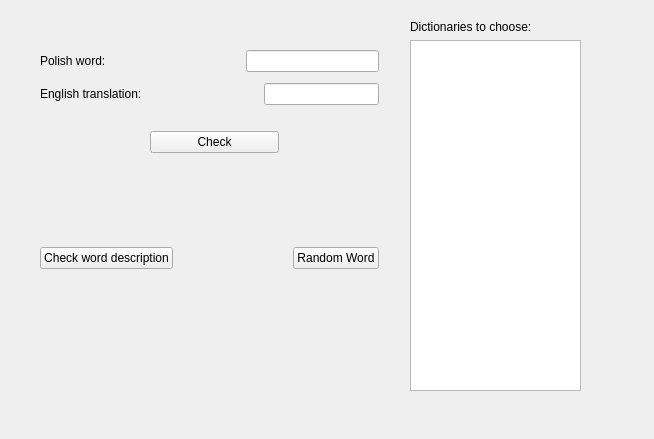
cieslarmichal/glossary, file src/gui/src/view/GuessTab.ui: the form before one commit.
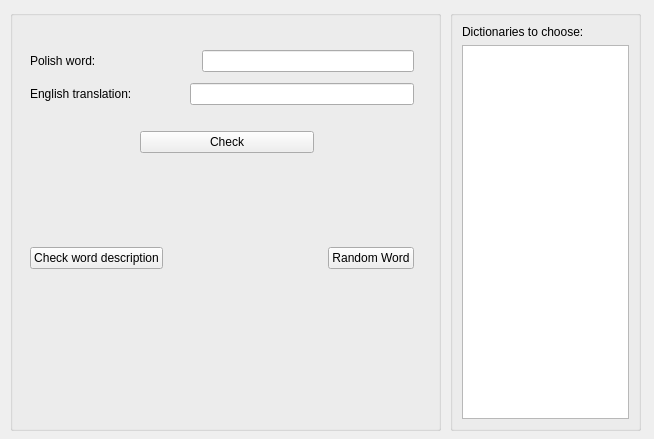
The form after the commit.

```diff
--- a/src/gui/src/view/GuessTab.ui
+++ b/src/gui/src/view/GuessTab.ui
@@ -13,34 +13,24 @@
         <property name="windowTitle">
             <string>Form</string>
         </property>
-        <widget class="QWidget" name="">
+  <widget class="QGroupBox" name="groupBoxGuessWord">
             <property name="geometry">
                 <rect>
-                    <x>410</x>
-                    <y>20</y>
-                    <width>171</width>
-                    <height>371</height>
-                </rect>
-            </property>
-            <layout class="QVBoxLayout" name="verticalLayout_3">
-                <item>
-                    <widget class="QLabel" name="labelDictionaryNames">
-                        <property name="text">
-                            <string>Dictionaries to choose:</string>
-                        </property>
-                    </widget>
-                </item>
-                <item>
-                    <widget class="QListView" name="listWithDictionaryNames"/>
-                </item>
-            </layout>
-        </widget>
-        <widget class="QWidget" name="">
+     <x>10</x>
+     <y>10</y>
+     <width>431</width>
+     <height>421</height>
+    </rect>
+   </property>
+   <property name="title">
+    <string/>
+   </property>
+   <widget class="QWidget" name="layoutWidget">
             <property name="geometry">
                 <rect>
-                    <x>40</x>
-                    <y>50</y>
-                    <width>339</width>
+      <x>20</x>
+      <y>40</y>
+      <width>384</width>
                     <height>239</height>
                 </rect>
             </property>
@@ -63,9 +53,12 @@
                                                 <property name="orientation">
                                                     <enum>Qt::Horizontal</enum>
                                                 </property>
+             <property name="sizeType">
+              <enum>QSizePolicy::Fixed</enum>
+             </property>
                                                 <property name="sizeHint" stdset="0">
                                                     <size>
-                                                        <width>40</width>
+               <width>100</width>
                                                         <height>20</height>
                                                     </size>
                                                 </property>
@@ -107,9 +100,12 @@
                                                 <property name="orientation">
                                                     <enum>Qt::Horizontal</enum>
                                                 </property>
+             <property name="sizeType">
+              <enum>QSizePolicy::Fixed</enum>
+             </property>
                                                 <property name="sizeHint" stdset="0">
                                                     <size>
-                                                        <width>40</width>
+               <width>52</width>
                                                         <height>20</height>
                                                     </size>
                                                 </property>
@@ -182,6 +178,22 @@
                 </item>
                 <item>
                     <layout class="QHBoxLayout" name="horizontalLayout_5">
+       <item>
+        <spacer name="horizontalSpacer_7">
+         <property name="orientation">
+          <enum>Qt::Horizontal</enum>
+         </property>
+         <property name="sizeType">
+          <enum>QSizePolicy::Fixed</enum>
+         </property>
+         <property name="sizeHint" stdset="0">
+          <size>
+           <width>90</width>
+           <height>20</height>
+          </size>
+         </property>
+        </spacer>
+       </item>
                         <item>
                             <widget class="QLabel" name="labelCheckCorrectness">
                                 <property name="sizePolicy">
@@ -192,7 +204,7 @@
                                 </property>
                                 <property name="minimumSize">
                                     <size>
-                                        <width>200</width>
+           <width>160</width>
                                         <height>0</height>
                                     </size>
                                 </property>
@@ -214,11 +226,17 @@
                         <item>
                             <widget class="QLabel" name="labelWithCorrectIcon">
                                 <property name="sizePolicy">
-                                    <sizepolicy hsizetype="Preferred" vsizetype="Fixed">
+          <sizepolicy hsizetype="Fixed" vsizetype="Fixed">
                                         <horstretch>0</horstretch>
                                         <verstretch>0</verstretch>
                                     </sizepolicy>
                                 </property>
+         <property name="minimumSize">
+          <size>
+           <width>16</width>
+           <height>16</height>
+          </size>
+         </property>
                                 <property name="text">
                                     <string/>
                                 </property>
@@ -234,7 +252,7 @@
                                 </property>
                                 <property name="sizeHint" stdset="0">
                                     <size>
-                                        <width>40</width>
+           <width>70</width>
                                         <height>20</height>
                                     </size>
                                 </property>
@@ -292,6 +310,36 @@
                             <string/>
                         </property>
                     </widget>
+     </item>
+    </layout>
+   </widget>
+  </widget>
+  <widget class="QGroupBox" name="groupBoxDictionaries">
+   <property name="geometry">
+    <rect>
+     <x>450</x>
+     <y>10</y>
+     <width>191</width>
+     <height>421</height>
+    </rect>
+   </property>
+   <property name="title">
+    <string/>
+   </property>
+   <layout class="QGridLayout" name="gridLayout">
+    <item row="0" column="0">
+     <layout class="QVBoxLayout" name="verticalLayout_3">
+      <item>
+       <widget class="QLabel" name="labelDictionaryNames">
+        <property name="text">
+         <string>Dictionaries to choose:</string>
+        </property>
+       </widget>
+      </item>
+      <item>
+       <widget class="QListView" name="listWithDictionaryNames"/>
+      </item>
+     </layout>
                 </item>
             </layout>
         </widget>
```
Lines whose indentation alone changed are shown as unchanged.
